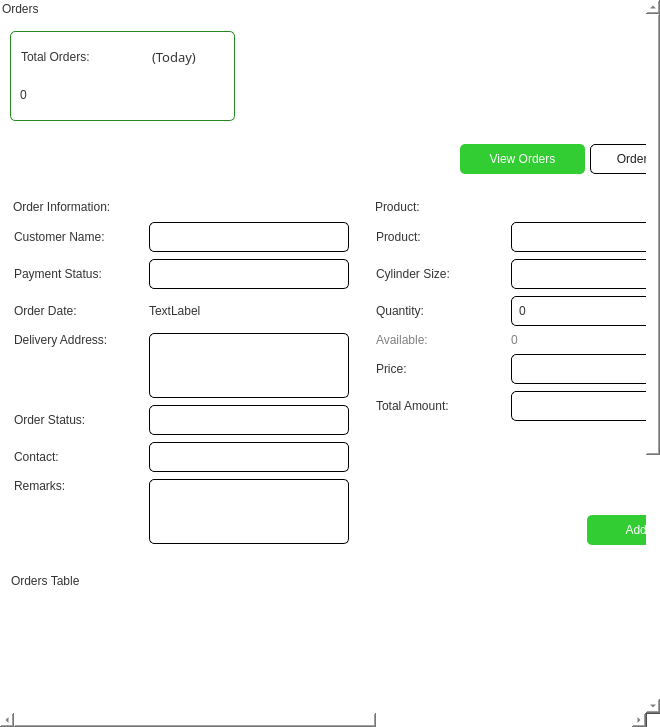
This is app/src/ui/final_ui/orders_page.ui in Kazu0210/Inventory-System as Qt 5 draws it before an edit. The edited form follows.
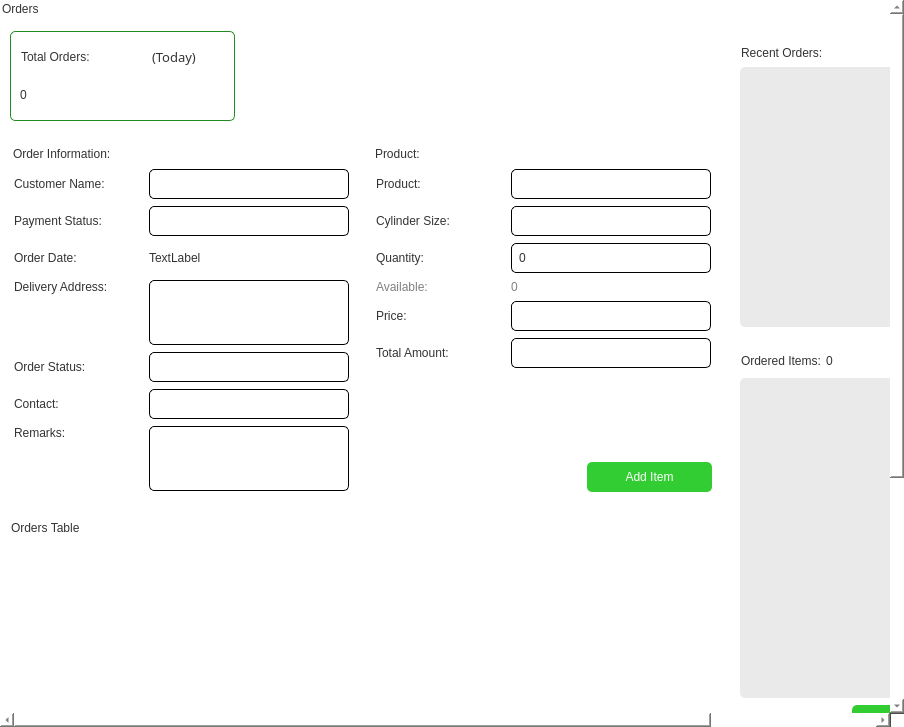
This is the edited form.

Patch:
```diff
--- a/app/src/ui/final_ui/orders_page.ui
+++ b/app/src/ui/final_ui/orders_page.ui
@@ -6,7 +6,7 @@
    <rect>
     <x>0</x>
     <y>0</y>
-    <width>660</width>
+    <width>904</width>
     <height>727</height>
    </rect>
   </property>
@@ -82,9 +82,9 @@
       <property name="geometry">
        <rect>
         <x>0</x>
-        <y>-246</y>
+        <y>0</y>
         <width>1100</width>
-        <height>1156</height>
+        <height>1103</height>
        </rect>
       </property>
       <layout class="QHBoxLayout" name="horizontalLayout_17">
@@ -292,86 +292,6 @@
             </layout>
            </widget>
           </item>
-          <item alignment="Qt::AlignRight">
-           <widget class="QFrame" name="frame_3">
-            <property name="styleSheet">
-             <string notr="true">#frame_3{
-background-color: #fff;
-border-radius: 5px;
-}</string>
-            </property>
-            <property name="frameShape">
-             <enum>QFrame::StyledPanel</enum>
-            </property>
-            <property name="frameShadow">
-             <enum>QFrame::Raised</enum>
-            </property>
-            <layout class="QHBoxLayout" name="horizontalLayout_2">
-             <property name="spacing">
-              <number>5</number>
-             </property>
-             <item>
-              <widget class="QPushButton" name="view_order_pushButton">
-               <property name="minimumSize">
-                <size>
-                 <width>125</width>
-                 <height>30</height>
-                </size>
-               </property>
-               <property name="maximumSize">
-                <size>
-                 <width>125</width>
-                 <height>30</height>
-                </size>
-               </property>
-               <property name="cursor">
-                <cursorShape>PointingHandCursor</cursorShape>
-               </property>
-               <property name="styleSheet">
-                <string notr="true">background-color: #32CD32;
-font: 87 10pt &quot;Noto Sans Black&quot;;
-color: #fff;
-border: none;
-border-radius: 5px;</string>
-               </property>
-               <property name="text">
-                <string>View Orders</string>
-               </property>
-              </widget>
-             </item>
-             <item>
-              <widget class="QPushButton" name="order_history_pushButton">
-               <property name="minimumSize">
-                <size>
-                 <width>125</width>
-                 <height>30</height>
-                </size>
-               </property>
-               <property name="maximumSize">
-                <size>
-                 <width>125</width>
-                 <height>30</height>
-                </size>
-               </property>
-               <property name="cursor">
-                <cursorShape>PointingHandCursor</cursorShape>
-               </property>
-               <property name="styleSheet">
-                <string notr="true">background-color: #fff;
-border: 1px solid #000;
-border-radius: 5px;
-padding: 5px;
-font: 87 10pt &quot;Noto Sans Black&quot;;
-color: #1E1E1E;</string>
-               </property>
-               <property name="text">
-                <string>Order History</string>
-               </property>
-              </widget>
-             </item>
-            </layout>
-           </widget>
-          </item>
           <item>
            <widget class="QFrame" name="frame_18">
             <property name="styleSheet">
```
